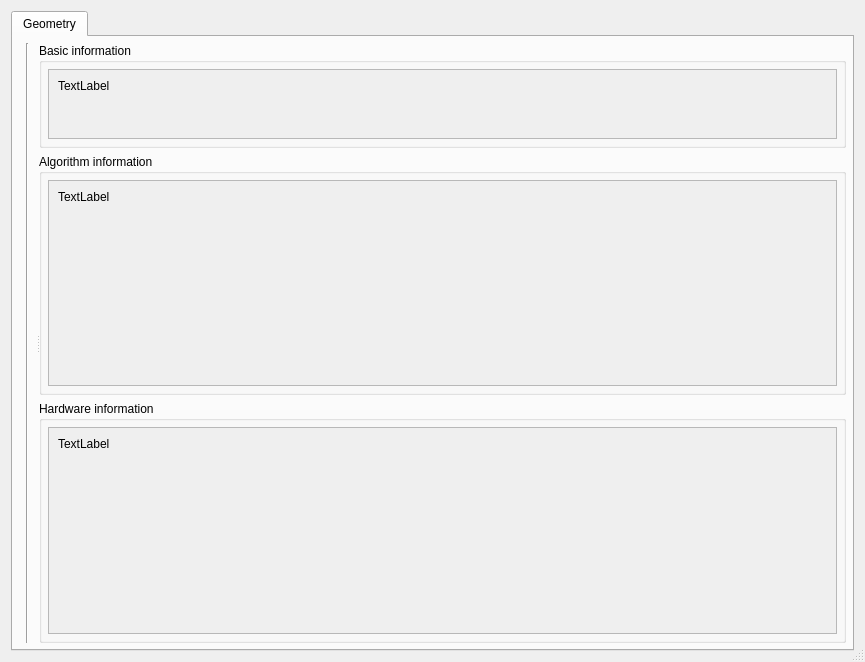
KmolYuan/Pyslvs-UI, file core/synthesis/DimensionalSynthesis/DimensionalSynthesis_dialog/preview.ui: the form before one commit.
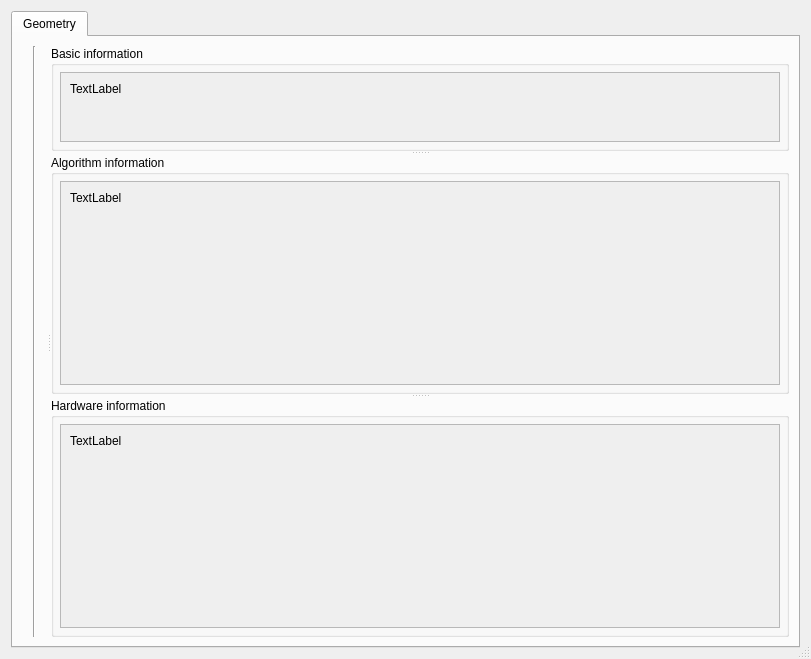
The form after the commit.

What changed in the file:
```diff
--- a/core/synthesis/DimensionalSynthesis/DimensionalSynthesis_dialog/preview.ui
+++ b/core/synthesis/DimensionalSynthesis/DimensionalSynthesis_dialog/preview.ui
@@ -6,8 +6,8 @@
    <rect>
     <x>0</x>
     <y>0</y>
-    <width>865</width>
-    <height>662</height>
+    <width>811</width>
+    <height>659</height>
    </rect>
   </property>
   <property name="minimumSize">
@@ -25,7 +25,7 @@
   <property name="modal">
    <bool>true</bool>
   </property>
-  <layout class="QVBoxLayout" name="verticalLayout_9">
+  <layout class="QVBoxLayout" name="verticalLayout_2">
    <item>
     <widget class="QTabWidget" name="information_tab">
      <property name="currentIndex">
@@ -36,26 +36,11 @@
        <string>Geometry</string>
       </attribute>
       <layout class="QVBoxLayout" name="verticalLayout">
-       <property name="leftMargin">
-        <number>6</number>
-       </property>
-       <property name="topMargin">
-        <number>6</number>
-       </property>
-       <property name="rightMargin">
-        <number>6</number>
-       </property>
-       <property name="bottomMargin">
-        <number>6</number>
-       </property>
        <item>
-        <widget class="QSplitter" name="splitter">
+        <widget class="QSplitter" name="main_splitter">
          <property name="orientation">
           <enum>Qt::Horizontal</enum>
          </property>
-         <property name="handleWidth">
-          <number>3</number>
-         </property>
          <widget class="QWidget" name="leftWidget" native="true">
           <property name="sizePolicy">
            <sizepolicy hsizetype="Expanding" vsizetype="Expanding">
@@ -85,21 +70,10 @@
            </item>
           </layout>
          </widget>
-         <widget class="QWidget" name="rightWidget" native="true">
-          <layout class="QVBoxLayout" name="verticalLayout_2">
-           <property name="leftMargin">
-            <number>0</number>
-           </property>
-           <property name="topMargin">
-            <number>0</number>
-           </property>
-           <property name="rightMargin">
-            <number>0</number>
-           </property>
-           <property name="bottomMargin">
-            <number>0</number>
-           </property>
-           <item>
+         <widget class="QSplitter" name="splitter">
+          <property name="orientation">
+           <enum>Qt::Vertical</enum>
+          </property>
             <widget class="QGroupBox" name="basic_groupbox">
              <property name="title">
               <string>Basic information</string>
@@ -127,7 +101,7 @@
                   <rect>
                    <x>0</x>
                    <y>0</y>
-                   <width>796</width>
+                 <width>727</width>
                    <height>68</height>
                   </rect>
                  </property>
@@ -164,8 +138,6 @@
               </item>
              </layout>
             </widget>
-           </item>
-           <item>
             <widget class="QGroupBox" name="algorithm_groupbox">
              <property name="title">
               <string>Algorithm information</string>
@@ -193,8 +165,8 @@
                   <rect>
                    <x>0</x>
                    <y>0</y>
-                   <width>796</width>
-                   <height>184</height>
+                 <width>727</width>
+                 <height>182</height>
                   </rect>
                  </property>
                  <layout class="QVBoxLayout" name="verticalLayout_5">
@@ -230,8 +202,6 @@
               </item>
              </layout>
             </widget>
-           </item>
-           <item>
             <widget class="QGroupBox" name="hardware_groupbox">
              <property name="title">
               <string>Hardware information</string>
@@ -259,8 +229,8 @@
                   <rect>
                    <x>0</x>
                    <y>0</y>
-                   <width>796</width>
-                   <height>185</height>
+                 <width>727</width>
+                 <height>182</height>
                   </rect>
                  </property>
                  <layout class="QVBoxLayout" name="verticalLayout_8">
@@ -296,8 +266,6 @@
               </item>
              </layout>
             </widget>
-           </item>
-          </layout>
          </widget>
         </widget>
        </item>
```
Lines whose indentation alone changed are shown as unchanged.
